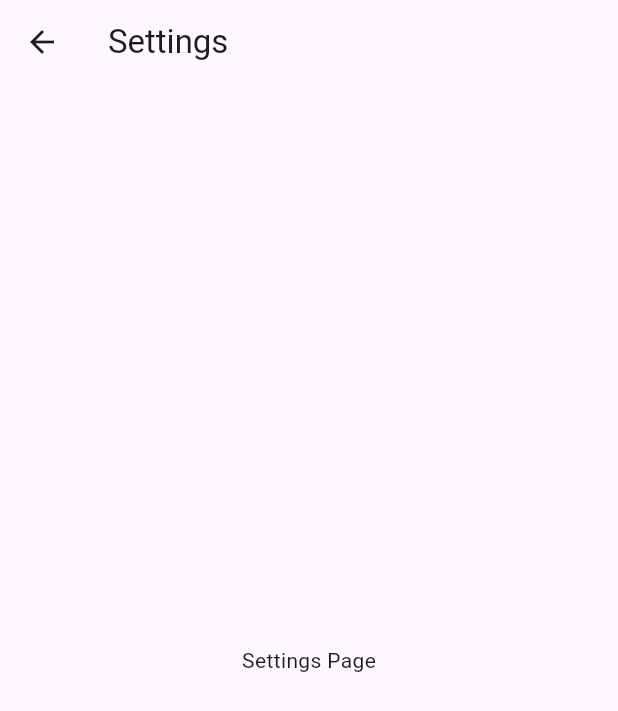
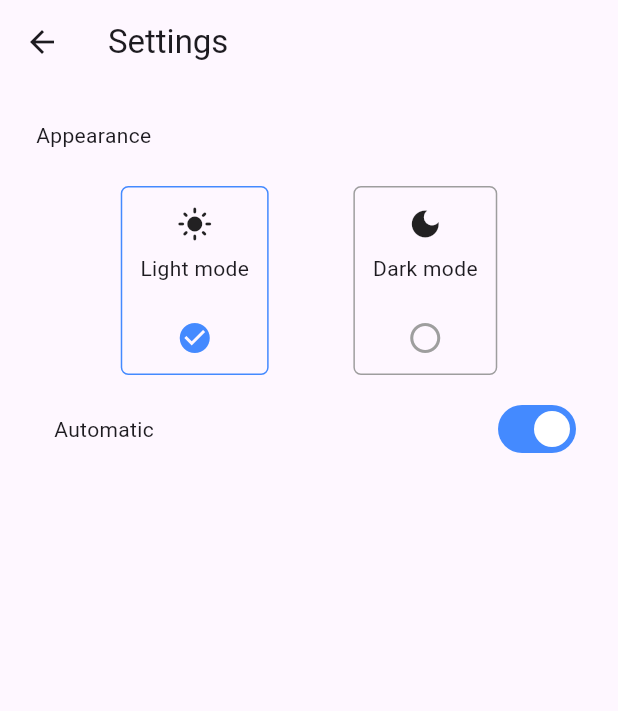
Before and after one commit to ChopinDavid/grammatika, a Flutter app: the screen it shows after launch, after a tap on the "menu" icon, after a tap on "Settings", on a phone screen of 412 x 824 dp. Shown: the top 711 px of the screen. Run offline on Flutter 3.47's test engine with Material 3 defaults, Android fonts, the phone set to English and light mode, and no system bars; our stand-ins replace bloc, equatable, flutter_bloc, get_it, shared_preferences, sqflite; accounts and stored records are empty.

Commit message:
Added means of changing theme mode in settings - DC

```diff
--- a/lib/consts.dart
+++ b/lib/consts.dart
@@ -10,7 +10,6 @@ class UchuSpacing {
 const sentenceWordPlaceholderText = '______';
 
 const translatableTextStyle = TextStyle(
-  color: Colors.black,
   decoration: TextDecoration.underline,
   decorationColor: Colors.blue,
   decorationThickness: 3,
--- a/lib/main.dart
+++ b/lib/main.dart
@@ -1,8 +1,11 @@
 import 'package:flutter/material.dart';
 import 'package:flutter_bloc/flutter_bloc.dart';
 import 'package:get_it/get_it.dart';
+import 'package:provider/provider.dart';
+import 'package:shared_preferences/shared_preferences.dart';
 import 'package:uchu/screens/exercise_page.dart';
 import 'package:uchu/services/navigation_service.dart';
+import 'package:uchu/services/shared_preferences_service.dart';
 import 'package:uchu/services/translation_service.dart';
 import 'package:uchu/utilities/db_helper.dart';
 import 'package:uchu/utilities/explanation_helper.dart';
@@ -10,12 +13,18 @@ import 'package:uchu/utilities/url_helper.dart';
 
 import 'blocs/exercise/exercise_bloc.dart';
 
-void main() {
+void main() async {
+  WidgetsFlutterBinding.ensureInitialized();
+
   GetIt.instance.registerSingleton<DbHelper>(DbHelper());
   GetIt.instance.registerSingleton<ExplanationHelper>(ExplanationHelper());
   GetIt.instance.registerSingleton<UrlHelper>(const UrlHelper());
   GetIt.instance.registerSingleton<TranslationService>(TranslationService());
   GetIt.instance.registerSingleton<NavigationService>(NavigationService());
+  final SharedPreferences sharedPreferences =
+      await SharedPreferences.getInstance();
+  GetIt.instance.registerSingleton<SharedPreferencesService>(
+      SharedPreferencesService(sharedPreferences: sharedPreferences));
 
   runApp(const MyApp());
 }
@@ -30,11 +39,21 @@ class MyApp extends StatefulWidget {
 class _MyAppState extends State<MyApp> {
   @override
   Widget build(BuildContext context) {
-    return MaterialApp(
-      home: BlocProvider<ExerciseBloc>(
-        create: (context) =>
-            ExerciseBloc()..add(ExerciseRetrieveExerciseEvent()),
-        child: const ExercisePage(),
+    return ChangeNotifierProvider.value(
+      value: GetIt.instance.get<SharedPreferencesService>(),
+      child: Consumer<SharedPreferencesService>(
+        builder: (context, sharedPreferencesService, child) {
+          return MaterialApp(
+            home: BlocProvider<ExerciseBloc>(
+              create: (context) =>
+                  ExerciseBloc()..add(ExerciseRetrieveExerciseEvent()),
+              child: const ExercisePage(),
+            ),
+            theme: ThemeData.light(),
+            darkTheme: ThemeData.dark(),
+            themeMode: sharedPreferencesService.getThemeMode(),
+          );
+        },
       ),
     );
   }
--- a/lib/screens/settings_page.dart
+++ b/lib/screens/settings_page.dart
@@ -1,17 +1,131 @@
 import 'package:flutter/material.dart';
+import 'package:get_it/get_it.dart';
+import 'package:uchu/services/shared_preferences_service.dart';
 
-class SettingsPage extends StatelessWidget {
+class SettingsPage extends StatefulWidget {
   const SettingsPage({super.key});
 
   @override
+  State<SettingsPage> createState() => _SettingsPageState();
+}
+
+class _SettingsPageState extends State<SettingsPage> {
+  @override
   Widget build(BuildContext context) {
+    var sharedPreferencesService =
+        GetIt.instance.get<SharedPreferencesService>();
+    var themeMode = sharedPreferencesService.getThemeMode();
+
     return Scaffold(
       appBar: AppBar(
         title: const Text('Settings'),
       ),
-      body: const Center(
-        child: Text('Settings Page'),
+      body: Padding(
+        padding: const EdgeInsets.all(24.0),
+        child: Column(
+          crossAxisAlignment: CrossAxisAlignment.start,
+          children: [
+            const Text('Appearance'),
+            const SizedBox(
+              height: 24.0,
+            ),
+            Row(
+              mainAxisAlignment: MainAxisAlignment.spaceEvenly,
+              children: [
+                _AppearanceSettingWidget(
+                  isSelected: themeMode == ThemeMode.light ||
+                      (themeMode == ThemeMode.system &&
+                          MediaQuery.of(context).platformBrightness ==
+                              Brightness.light),
+                  title: 'Light mode',
+                  icon: Icons.light_mode,
+                  onSelected: () => setState(() => sharedPreferencesService
+                      .updateThemeMode(ThemeMode.light)),
+                ),
+                _AppearanceSettingWidget(
+                  isSelected: themeMode == ThemeMode.dark ||
+                      (themeMode == ThemeMode.system &&
+                          MediaQuery.of(context).platformBrightness ==
+                              Brightness.dark),
+                  title: 'Dark mode',
+                  icon: Icons.dark_mode,
+                  onSelected: () => setState(() =>
+                      sharedPreferencesService.updateThemeMode(ThemeMode.dark)),
+                ),
+              ],
+            ),
+            Padding(
+              padding: const EdgeInsets.only(top: 12.0, left: 12.0),
+              child: Row(
+                children: [
+                  const Text('Automatic'),
+                  const Spacer(),
+                  Switch(
+                      value: themeMode == ThemeMode.system,
+                      activeTrackColor: Colors.blueAccent,
+                      thumbColor: WidgetStateProperty.all(Colors.white),
+                      onChanged: (value) {
+                        setState(() {
+                          if (value == true) {
+                            sharedPreferencesService
+                                .updateThemeMode(ThemeMode.system);
+                          } else {
+                            sharedPreferencesService.updateThemeMode(
+                                MediaQuery.of(context).platformBrightness ==
+                                        Brightness.light
+                                    ? ThemeMode.light
+                                    : ThemeMode.dark);
+                          }
+                        });
+                      }),
+                ],
+              ),
+            ),
+          ],
+        ),
       ),
     );
   }
 }
+
+class _AppearanceSettingWidget extends StatelessWidget {
+  const _AppearanceSettingWidget({
+    required this.isSelected,
+    required this.title,
+    required this.icon,
+    required this.onSelected,
+  });
+  final bool isSelected;
+  final String title;
+  final IconData icon;
+  final VoidCallback onSelected;
+
+  @override
+  Widget build(BuildContext context) {
+    return InkWell(
+      onTap: onSelected,
+      child: Container(
+        decoration: BoxDecoration(
+            border: Border.all(
+              color: isSelected ? Colors.blueAccent : Colors.grey,
+            ),
+            borderRadius: BorderRadius.circular(5)),
+        child: Padding(
+          padding: const EdgeInsets.all(12.0),
+          child: Column(
+            children: [
+              Icon(icon),
+              const SizedBox(height: 8.0),
+              Text(title),
+              const SizedBox(height: 24.0),
+              Icon(
+                isSelected ? Icons.check_circle : Icons.circle_outlined,
+                color: isSelected ? Colors.blueAccent : Colors.grey,
+              )
+            ],
+          ),
+        ),
+      ),
+    );
+  }
+}
--- /dev/null
+++ b/lib/services/shared_preferences_service.dart
@@ -0,0 +1,25 @@
+import 'package:flutter/material.dart';
+import 'package:shared_preferences/shared_preferences.dart';
+
+class SharedPreferencesService with ChangeNotifier {
+  SharedPreferencesService({required SharedPreferences sharedPreferences})
+      : _sharedPreferences = sharedPreferences;
+
+  final SharedPreferences _sharedPreferences;
+
+  void updateThemeMode(ThemeMode themeMode) {
+    _sharedPreferences.setInt(
+        _SharedPreferencesKeys.themeMode, themeMode.index);
+    notifyListeners();
+  }
+
+  ThemeMode getThemeMode() {
+    return ThemeMode.values[
+        _sharedPreferences.getInt(_SharedPreferencesKeys.themeMode) ??
+            ThemeMode.system.index];
+  }
+}
+
+class _SharedPreferencesKeys {
+  static const String themeMode = 'theme_mode';
+}
--- a/lib/widgets/exercise_footer.dart
+++ b/lib/widgets/exercise_footer.dart
@@ -33,7 +33,7 @@ class ExerciseFooter extends StatelessWidget {
             ),
           ),
         Material(
-          color: Colors.grey.shade400,
+          color: Theme.of(context).colorScheme.surfaceContainerHighest,
           child: InkWell(
             child: const SizedBox(
               height: 48.0,
--- a/lib/widgets/sentence_exercise_widget.dart
+++ b/lib/widgets/sentence_exercise_widget.dart
@@ -26,6 +26,9 @@ class SentenceExerciseWidget extends StatelessWidget {
   Widget build(BuildContext context) {
     final givenAnswers = exercise.answers;
 
+    var nonTranslatableTextStyle = TextStyle(
+      color: Theme.of(context).textTheme.bodyLarge?.color ?? Colors.black,
+    );
     return Column(
       mainAxisAlignment: MainAxisAlignment.center,
       crossAxisAlignment: CrossAxisAlignment.stretch,
@@ -34,11 +37,9 @@ class SentenceExerciseWidget extends StatelessWidget {
           child: RichText(
             text: TextSpan(
               children: [
-                const TextSpan(
+                TextSpan(
                   text: 'What is the correct form of the word ',
-                  style: TextStyle(
-                    color: Colors.black,
-                  ),
+                  style: nonTranslatableTextStyle,
                 ),
                 WidgetSpan(
                   child: InkWell(
@@ -53,11 +54,9 @@ class SentenceExerciseWidget extends StatelessWidget {
                     },
                   ),
                 ),
-                const TextSpan(
+                TextSpan(
                   text: ' in the sentence:',
-                  style: TextStyle(
-                    color: Colors.black,
-                  ),
+                  style: nonTranslatableTextStyle,
                 ),
               ],
             ),
@@ -71,21 +70,17 @@ class SentenceExerciseWidget extends StatelessWidget {
             key: const Key('sentence-rich-text'),
             text: TextSpan(
               children: [
-                const TextSpan(
+                TextSpan(
                   text: '«',
-                  style: TextStyle(
-                    color: Colors.black,
-                  ),
+                  style: nonTranslatableTextStyle,
                 ),
                 ...exerciseHelper.getSpansFromSentence(
                   sentenceExercise: exercise,
                   defaultTextStyle: DefaultTextStyle.of(context).style,
                 ),
-                const TextSpan(
+                TextSpan(
                   text: '»',
-                  style: TextStyle(
-                    color: Colors.black,
-                  ),
+                  style: nonTranslatableTextStyle,
                 ),
                 WidgetSpan(
                   child: SizedBox(
--- a/pubspec.yaml
+++ b/pubspec.yaml
@@ -37,6 +37,8 @@ dependencies:
   get_it: ^7.6.7
   url_launcher: ^6.3.0
   http: ^1.2.2
+  shared_preferences: ^2.3.5
+  provider: ^6.1.2
 
 
 dev_dependencies:
```
Also changed, not shown: pubspec.lock, 2 other files.
